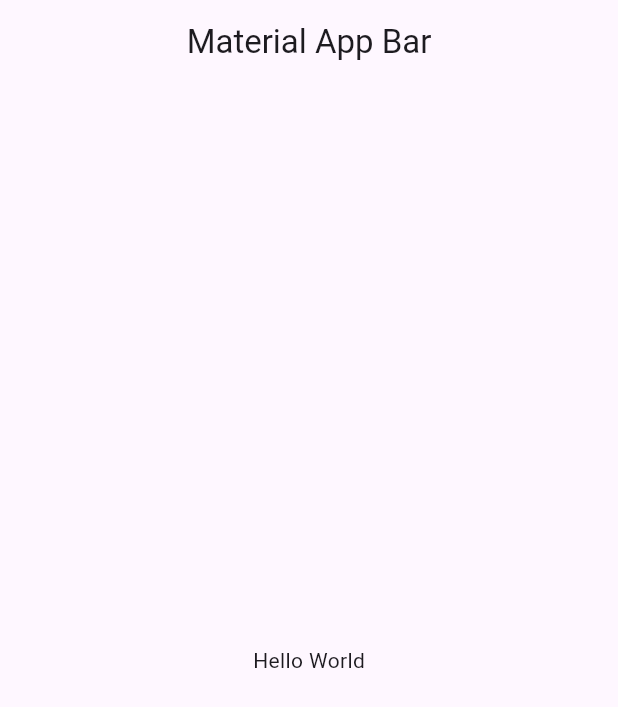
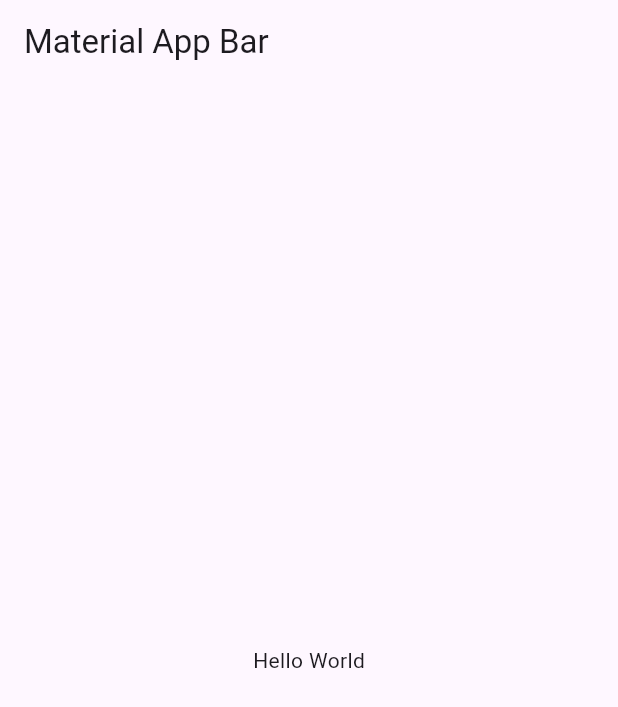
Before and after one commit to BerkayUludogan/kvebis, a Flutter app: the screen it shows after launch, on a phone screen of 412 x 824 dp. Shown: the top 707 px of the screen. Run offline on Flutter 3.47's test engine with Material 3 defaults, Android fonts, the phone set to English and light mode, and no system bars.

Commit message:
ilk hale getirildi.

```diff
--- a/lib/main.dart
+++ b/lib/main.dart
@@ -8,12 +8,10 @@ class MyApp extends StatelessWidget {
   @override
   Widget build(BuildContext context) {
     return MaterialApp(
-      title: 'Kreş Veli Bilgilendirme',
       debugShowCheckedModeBanner: false,
       home: Scaffold(
         appBar: AppBar(
           title: const Text('Material App Bar'),
-          centerTitle: true,
         ),
         body: const Center(
           child: Text('Hello World'),
```
